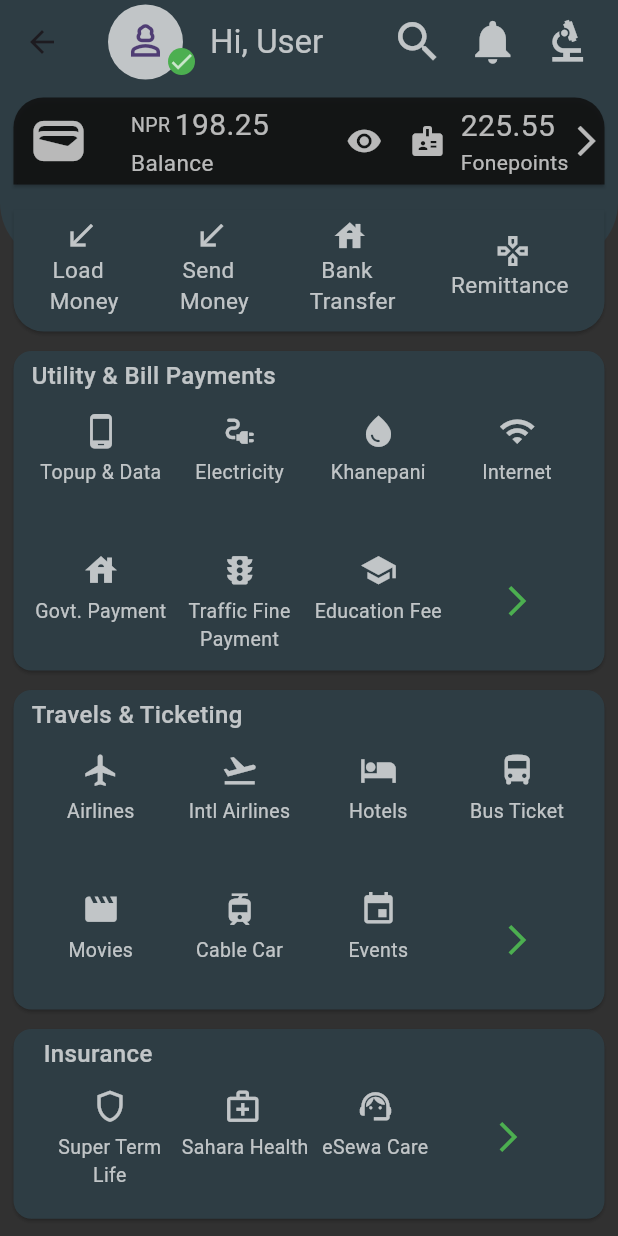
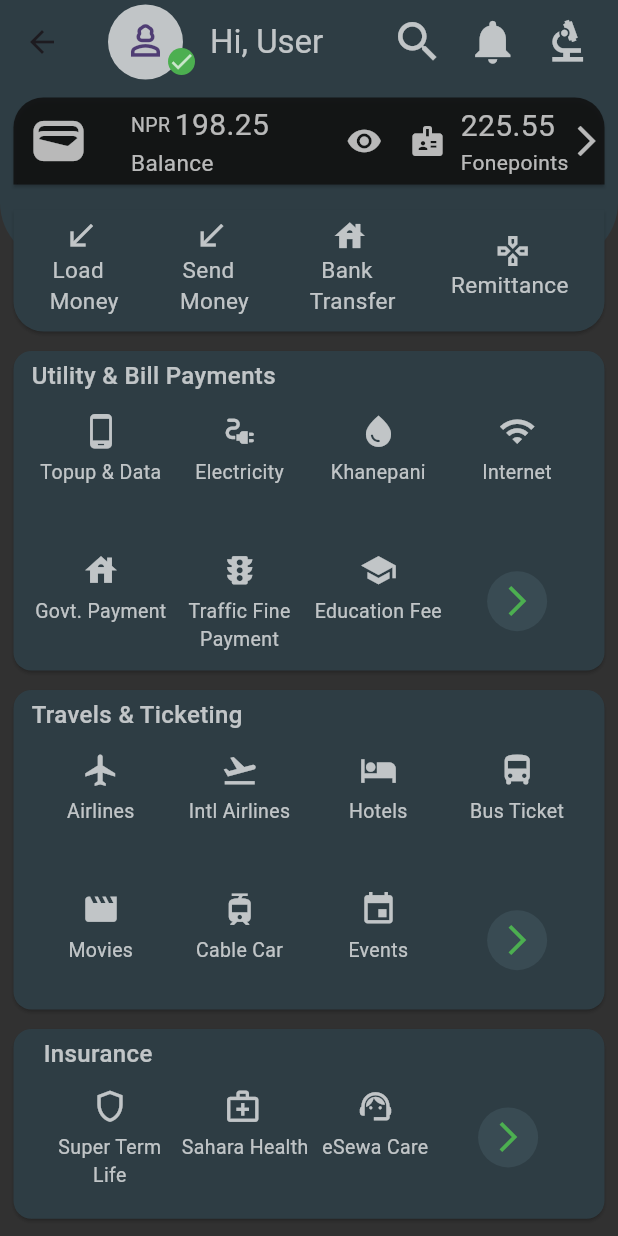
Before and after one commit to CShambhu/eSewa_UI, a Flutter app: the Home screen opened directly, on a phone screen of 412 x 824 dp. Run offline on Flutter 3.47's test engine with Material 3 defaults, Android fonts, the phone set to English and light mode, and no system bars; our stand-ins replace get.

Commit message:
used GetX controller to display mobile/email login

```diff
--- a/lib/home.dart
+++ b/lib/home.dart
@@ -326,9 +326,17 @@
                           Column(
                             mainAxisAlignment: MainAxisAlignment.center,
                             children: const [
-                              Icon(
+                              CircleAvatar(
+                                backgroundColor: Color.fromARGB(
+                                  255,
+                                  57,
+                                  75,
+                                  83,
+                                ),
+                                child: Icon(
                                   Icons.arrow_forward_ios,
                                   color: Colors.green,
+                                ),
                               ),
                             ],
                           ),
@@ -374,9 +382,17 @@
                           Column(
                             mainAxisAlignment: MainAxisAlignment.center,
                             children: const [
-                              Icon(
+                              CircleAvatar(
+                                backgroundColor: Color.fromARGB(
+                                  255,
+                                  57,
+                                  75,
+                                  83,
+                                ),
+                                child: Icon(
                                   Icons.arrow_forward_ios,
                                   color: Colors.green,
+                                ),
                               ),
                             ],
                           ),
@@ -430,9 +446,17 @@
                           Row(
                             mainAxisAlignment: MainAxisAlignment.center,
                             children: [
-                              Icon(
+                              CircleAvatar(
+                                backgroundColor: Color.fromARGB(
+                                  255,
+                                  57,
+                                  75,
+                                  83,
+                                ),
+                                child: Icon(
                                   Icons.arrow_forward_ios,
                                   color: Colors.green,
+                                ),
                               ),
                             ],
                           ),
@@ -481,9 +505,17 @@
                           Column(
                             mainAxisAlignment: MainAxisAlignment.center,
                             children: const [
-                              Icon(
+                              CircleAvatar(
+                                backgroundColor: Color.fromARGB(
+                                  255,
+                                  57,
+                                  75,
+                                  83,
+                                ),
+                                child: Icon(
                                   Icons.arrow_forward_ios,
                                   color: Colors.green,
+                                ),
                               ),
                             ],
                           ),
--- a/lib/main.dart
+++ b/lib/main.dart
@@ -16,7 +16,7 @@
       debugShowCheckedModeBanner: false,
       title: 'Flutter Demo',
       theme: ThemeData(colorScheme: .fromSeed(seedColor: Colors.deepPurple)),
-      home: Home(),
+      home: LoginMobile(),
     );
   }
 }
--- a/pubspec.yaml
+++ b/pubspec.yaml
@@ -34,6 +34,7 @@
   # The following adds the Cupertino Icons font to your application.
   # Use with the CupertinoIcons class for iOS style icons.
   cupertino_icons: ^1.0.8
+  get: ^4.7.3
 
 dev_dependencies:
   flutter_test:
```
Also changed, not shown: lib/controller/auth_controller.dart (added, +13 -0 lines), lib/login_mobile.dart (+41 -9 lines), pubspec.lock. Lines whose indentation alone changed are shown as unchanged.
